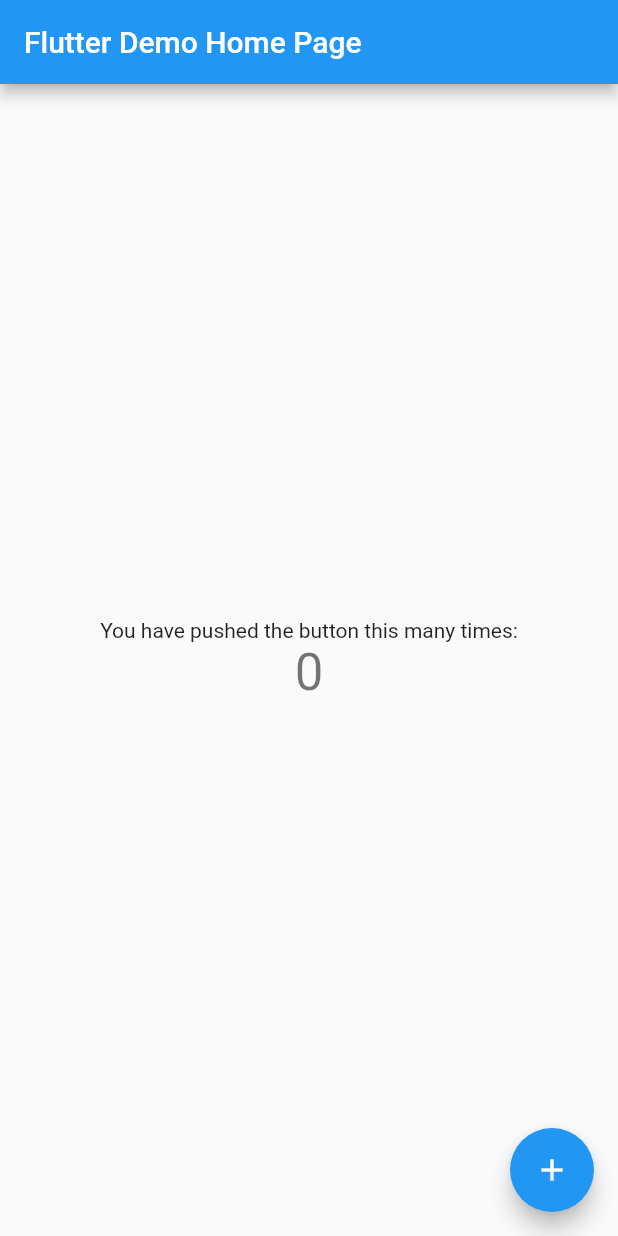
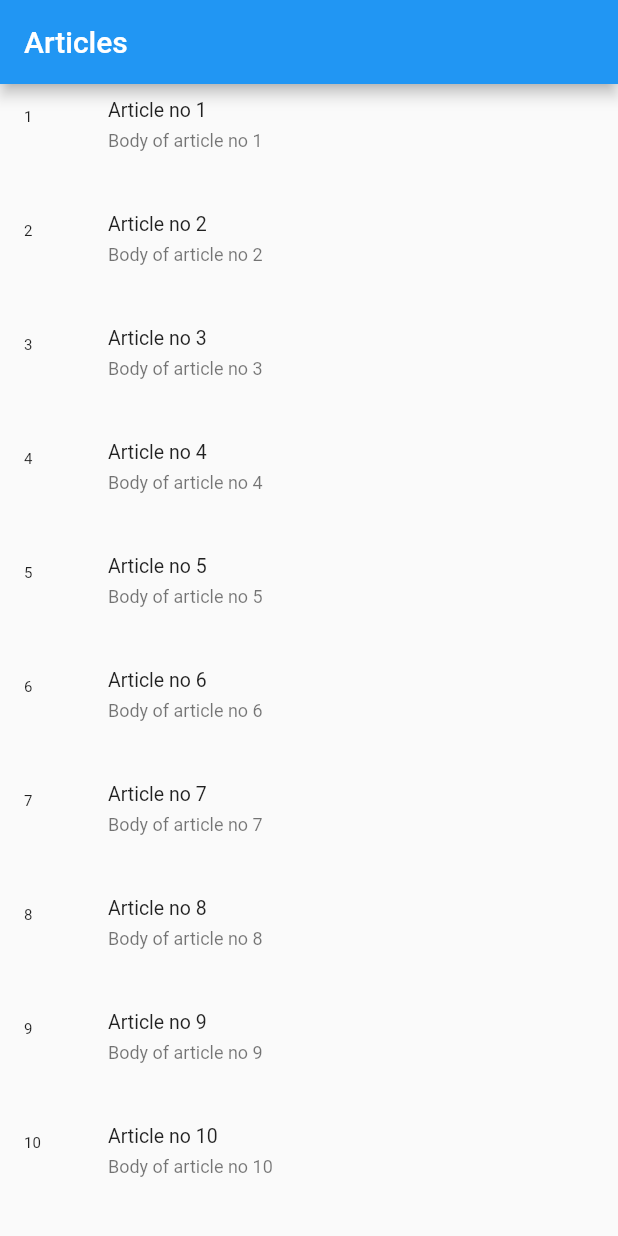
Before and after one commit to cichya/FlutterLearning, a Flutter app: the screen it shows after launch, on a phone screen of 412 x 824 dp. Run offline on Flutter 3.47's test engine with Material 2 defaults, Android fonts, the phone set to English and light mode, and no system bars; our stand-ins replace bloc, equatable, flutter_bloc, rxdart.

Commit message:
page and widgets added

```diff
--- a/flutter_learning/lib/data/datasources/data_provider.dart
+++ b/flutter_learning/lib/data/datasources/data_provider.dart
@@ -1,9 +1,16 @@
 import 'package:flutter_learning/domain%20%20/models/article.dart';
 
 class DataProvider {
-  Future<List<Article>> articles() async {
-    List<Article> result = new List<Article>(1);
-      result.add(Article(id: 1, title: 'Article no 1', content: 'Body of article no 1'));
+  Future<List<Article>> articles(int page) async {
+    List<Article> result = <Article>[
+
+    ];
+
+    var list = new List<int>.generate(20, (i) => i + 1);
+
+    for(var i in list) {
+      result.add(Article(id: ((page - 1) * 20) + i, title: 'Article no $i', content: 'Body of article no $i'));
+    }
 
     return Future<List<Article>>.value(result);
   }
--- a/flutter_learning/lib/data/datasources/article_repository.dart
+++ b/flutter_learning/lib/data/repositories/article_repository.dart
@@ -6,7 +6,7 @@ class ArticleRepository {
 
   ArticleRepository(this._dataProvider);
 
-  Future<List<Article>> getAllArticles() async {
-    return _dataProvider.articles();
+  Future<List<Article>> getAllArticles(int page) async {
+    return await _dataProvider.articles(page);
   }
 }
--- a/flutter_learning/lib/domain  /blocs/article_event.dart
+++ b/flutter_learning/lib/domain  /blocs/article_event.dart
@@ -1,6 +1,6 @@
 import 'package:equatable/equatable.dart';
 
-class ArticleEvent extends Equatable {}
+abstract class ArticleEvent extends Equatable {}
 
 class FetchArticles extends ArticleEvent {
   @override
--- a/flutter_learning/lib/domain  /blocs/article_state.dart
+++ b/flutter_learning/lib/domain  /blocs/article_state.dart
@@ -10,19 +10,31 @@ class ArticlesUninitialized extends ArticleState {
   String toString() => 'ArticlesUninitialized';
 }
 
+class ArticleError extends ArticleState {
+  @override
+  String toString() => 'ArticleError';
+}
+
 class ArticlesFetched extends ArticleState {
   final List<Article> articles;
   final int currentPage;
+  final int itemsNumber;
+  final bool isLastPage;
 
-  ArticlesFetched({this.articles, this.currentPage})
-      : super([articles, currentPage]);
+  ArticlesFetched(
+      {this.articles, this.currentPage, this.itemsNumber, this.isLastPage})
+      : super([articles, currentPage, itemsNumber, isLastPage]);
 
-  ArticlesFetched copyState({List<Article> articles, int currentPage}) {
+  ArticlesFetched copyState(
+      {List<Article> arts, int currentPg, int itemsNum, bool isLpage}) {
     return ArticlesFetched(
-        articles: articles ?? this.articles,
-        currentPage: currentPage ?? this.currentPage);
+        articles: arts ?? this.articles,
+        currentPage: currentPg ?? this.currentPage,
+        itemsNumber: itemsNum ?? this.itemsNumber,
+        isLastPage: isLpage ?? this.isLastPage);
   }
 
   @override
-  toString() => 'ArticlesFetched';
+  toString() =>
+      'ArticlesFetched (articles: ${articles.length}, currentPage: $currentPage, itemsNumber: $itemsNumber, isLastPage: $isLastPage)';
 }
--- a/flutter_learning/lib/domain  /blocs/bloc.dart
+++ b/flutter_learning/lib/domain  /blocs/bloc.dart
@@ -1,3 +1,4 @@
 export './article_bloc.dart';
 export './article_event.dart';
 export './article_state.dart';
+export './article_delegate.dart';
--- a/flutter_learning/lib/main.dart
+++ b/flutter_learning/lib/main.dart
@@ -1,111 +1,35 @@
+import 'package:bloc/bloc.dart';
 import 'package:flutter/material.dart';
+import 'package:flutter_bloc/flutter_bloc.dart';
+import 'package:flutter_learning/data/datasources/data_provider.dart';
+import 'package:flutter_learning/data/repositories/article_repository.dart';
+import 'package:flutter_learning/domain%20%20/blocs/article_delegate.dart';
+import 'package:flutter_learning/domain%20%20/blocs/bloc.dart';
+import 'package:flutter_learning/presentation/pages/home_page.dart';
 
-void main() => runApp(MyApp());
+void main() {
+  BlocSupervisor.delegate = SimpleBlocDelegate();
+  runApp(MyApp());
+}
 
 class MyApp extends StatelessWidget {
-  // This widget is the root of your application.
   @override
   Widget build(BuildContext context) {
     return MaterialApp(
       title: 'Flutter Demo',
       theme: ThemeData(
-        // This is the theme of your application.
-        //
-        // Try running your application with "flutter run". You'll see the
-        // application has a blue toolbar. Then, without quitting the app, try
-        // changing the primarySwatch below to Colors.green and then invoke
-        // "hot reload" (press "r" in the console where you ran "flutter run",
-        // or simply save your changes to "hot reload" in a Flutter IDE).
-        // Notice that the counter didn't reset back to zero; the application
-        // is not restarted.
         primarySwatch: Colors.blue,
       ),
-      home: MyHomePage(title: 'Flutter Demo Home Page'),
+      home: Scaffold(
+        appBar: AppBar(
+          title: Text('Articles'),
+        ),
+        body: BlocProvider(
+          builder: (context) => ArticleBloc(ArticleRepository(DataProvider()))
+            ..dispatch(FetchArticles()),
+          child: HomePage(),
+        ),
+      ),
     );
   }
 }
-
-class MyHomePage extends StatefulWidget {
-  MyHomePage({Key key, this.title}) : super(key: key);
-
-  // This widget is the home page of your application. It is stateful, meaning
-  // that it has a State object (defined below) that contains fields that affect
-  // how it looks.
-
-  // This class is the configuration for the state. It holds the values (in this
-  // case the title) provided by the parent (in this case the App widget) and
-  // used by the build method of the State. Fields in a Widget subclass are
-  // always marked "final".
-
-  final String title;
-
-  @override
-  _MyHomePageState createState() => _MyHomePageState();
-}
-
-class _MyHomePageState extends State<MyHomePage> {
-  int _counter = 0;
-
-  void _incrementCounter() {
-    setState(() {
-      // This call to setState tells the Flutter framework that something has
-      // changed in this State, which causes it to rerun the build method below
-      // so that the display can reflect the updated values. If we changed
-      // _counter without calling setState(), then the build method would not be
-      // called again, and so nothing would appear to happen.
-      _counter++;
-    });
-  }
-
-  @override
-  Widget build(BuildContext context) {
-    // This method is rerun every time setState is called, for instance as done
-    // by the _incrementCounter method above.
-    //
-    // The Flutter framework has been optimized to make rerunning build methods
-    // fast, so that you can just rebuild anything that needs updating rather
-    // than having to individually change instances of widgets.
-    return Scaffold(
-      appBar: AppBar(
-        // Here we take the value from the MyHomePage object that was created by
-        // the App.build method, and use it to set our appbar title.
-        title: Text(widget.title),
-      ),
-      body: Center(
-        // Center is a layout widget. It takes a single child and positions it
-        // in the middle of the parent.
-        child: Column(
-          // Column is also layout widget. It takes a list of children and
-          // arranges them vertically. By default, it sizes itself to fit its
-          // children horizontally, and tries to be as tall as its parent.
-          //
-          // Invoke "debug painting" (press "p" in the console, choose the
-          // "Toggle Debug Paint" action from the Flutter Inspector in Android
-          // Studio, or the "Toggle Debug Paint" command in Visual Studio Code)
-          // to see the wireframe for each widget.
-          //
-          // Column has various properties to control how it sizes itself and
-          // how it positions its children. Here we use mainAxisAlignment to
-          // center the children vertically; the main axis here is the vertical
-          // axis because Columns are vertical (the cross axis would be
-          // horizontal).
-          mainAxisAlignment: MainAxisAlignment.center,
-          children: <Widget>[
-            Text(
-              'You have pushed the button this many times:',
-            ),
-            Text(
-              '$_counter',
-              style: Theme.of(context).textTheme.display1,
-            ),
-          ],
-        ),
-      ),
-      floatingActionButton: FloatingActionButton(
-        onPressed: _incrementCounter,
-        tooltip: 'Increment',
-        child: Icon(Icons.add),
-      ), // This trailing comma makes auto-formatting nicer for build methods.
-    );
-  }
-}
--- /dev/null
+++ b/flutter_learning/lib/presentation/pages/home_page.dart
@@ -0,0 +1,80 @@
+import 'package:flutter/material.dart';
+import 'package:flutter_learning/domain%20%20/blocs/bloc.dart';
+import 'package:flutter_bloc/flutter_bloc.dart';
+import 'package:flutter_learning/presentation/widgets/article.dart';
+import 'package:flutter_learning/presentation/widgets/bottom_loader.dart';
+
+class HomePage extends StatefulWidget {
+  @override
+  State<StatefulWidget> createState() {
+    return _HomePageState();
+  }
+}
+
+class _HomePageState extends State<HomePage> {
+  final _scrollController = ScrollController();
+  final _scrollTreshold = 200.0;
+  ArticleBloc _articleBloc;
+
+  @override
+  void initState() {
+    super.initState();
+    _scrollController.addListener(_onScroll);
+    _articleBloc = BlocProvider.of<ArticleBloc>(context);
+  }
+
+  @override
+  Widget build(BuildContext context) {
+    return BlocBuilder(
+      bloc: _articleBloc,
+      builder: (BuildContext context, ArticleState state) {
+        if (state is ArticlesUninitialized) {
+          return Center(
+            child: CircularProgressIndicator(),
+          );
+        }
+
+        if (state is ArticleError) {
+          return Center(
+            child: Text('Failed to load articles'),
+          );
+        }
+
+        if (state is ArticlesFetched) {
+          if (state.articles.isEmpty) {
+            return Center(
+              child: Text('No articles'),
+            );
+          }
+
+          return ListView.builder(
+            itemBuilder: (BuildContext context, int index) {
+              return index >= state.articles.length
+                  ? BottomLoader()
+                  : ArticleWidget(article: state.articles[index]);
+            },
+            itemCount: state.isLastPage
+                ? state.articles.length
+                : state.articles.length + 1,
+            controller: _scrollController,
+          );
+        }
+      },
+    );
+  }
+
+  @override
+  void dispose() {
+    _scrollController.dispose();
+    _articleBloc.dispose();
+    super.dispose();
+  }
+
+  void _onScroll() {
+    final maxScroll = _scrollController.position.maxScrollExtent;
+    final currentScroll = _scrollController.position.pixels;
+    if (maxScroll - currentScroll <= _scrollTreshold) {
+      _articleBloc.dispatch(FetchArticles());
+    }
+  }
+}
--- /dev/null
+++ b/flutter_learning/lib/presentation/widgets/article.dart
@@ -0,0 +1,23 @@
+import 'package:flutter/material.dart';
+import 'package:flutter/widgets.dart';
+import 'package:flutter_learning/domain%20%20/models/article.dart';
+
+class ArticleWidget extends StatelessWidget {
+  final Article article;
+
+  ArticleWidget({@required this.article});
+
+  @override
+  Widget build(BuildContext context) {
+    return ListTile(
+      leading: Text(
+        '${article.id}',
+        style: TextStyle(fontSize: 10.0),
+      ),
+      title: Text(article.title),
+      isThreeLine: true,
+      subtitle: Text(article.content),
+      dense: true,
+    );
+  }
+}
```
Also changed, not shown: flutter_learning/lib/domain  /blocs/article_bloc.dart (+36 -9 lines), flutter_learning/lib/domain  /blocs/article_delegate.dart (added, +21 -0 lines), flutter_learning/lib/presentation/widgets/bottom_loader.dart (added, +20 -0 lines).
